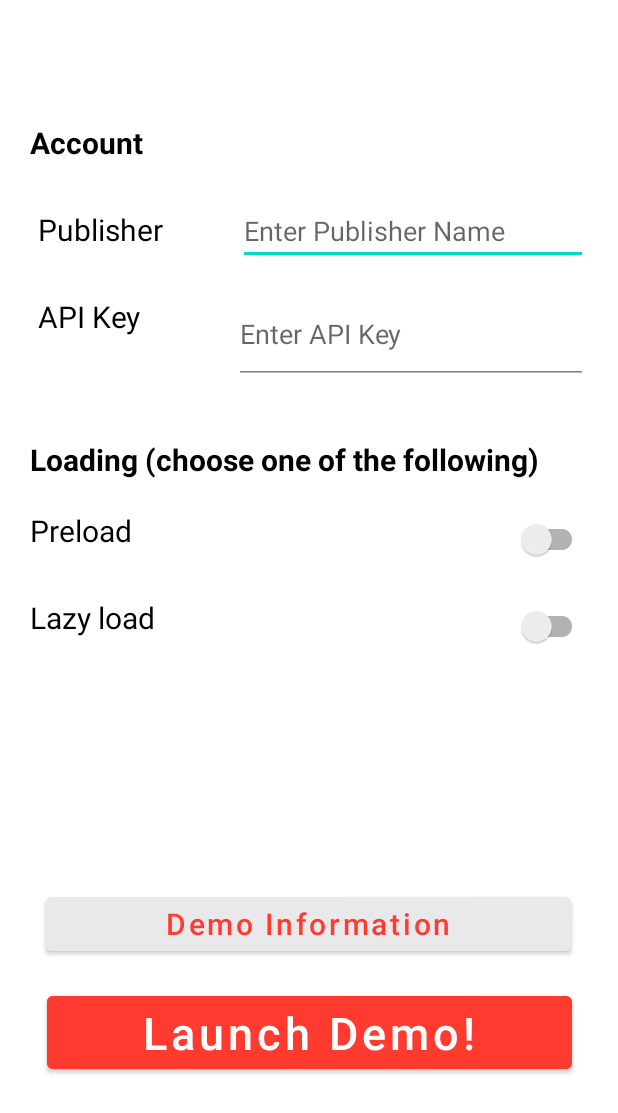
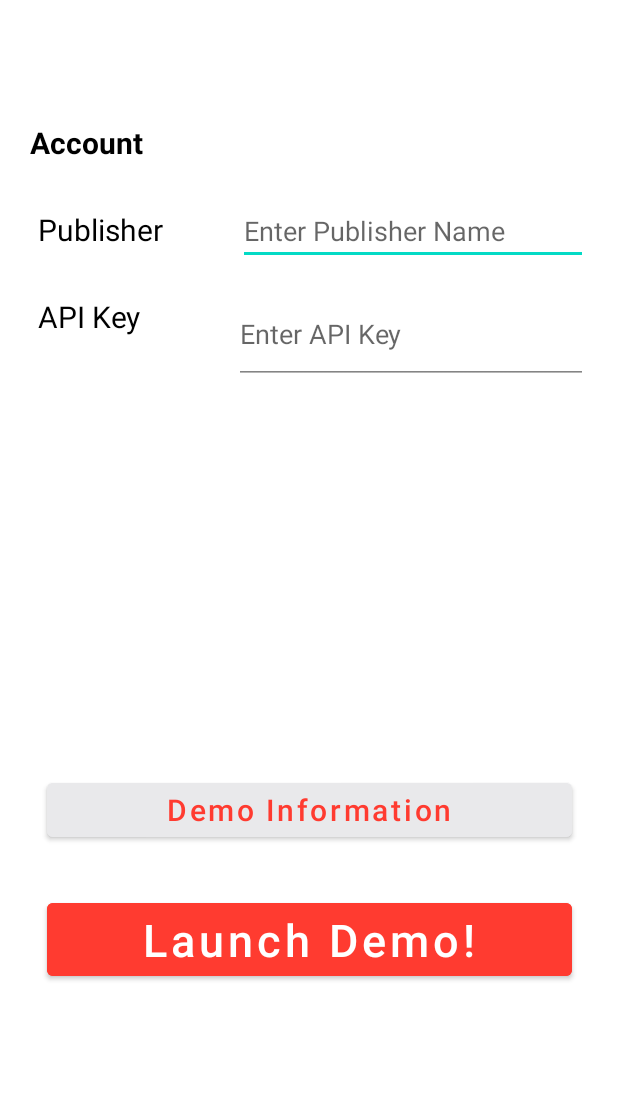
Before and after one commit to taboola/Android-HP4U-SDK-demo, an Android app: the layout fragment_settings_screen.xml on its own in the app's theme, with its tools: preview values and no code run, on a phone screen of 412 x 824 dp. Shown: the top 1113 px of the screen. Run offline under Robolectric (Android 15) with nearby library versions, the phone set to English and light mode, and no system bars.

Commit message:
feature/MOB-1069-Remove-LazyLoad: Removing choosing how HP4U loads options (UI)

```diff
--- a/app/src/main/res/layout/fragment_settings_screen.xml
+++ b/app/src/main/res/layout/fragment_settings_screen.xml
@@ -92,89 +92,6 @@
         </EditText>
     </LinearLayout>
 
-    <TextView
-        android:id="@+id/choose_setting_tv"
-        android:layout_width="match_parent"
-        android:layout_height="wrap_content"
-        android:text="Loading (choose one of the following)"
-        android:layout_marginStart="20dp"
-        android:textColor="?android:textColorPrimary"
-        android:textSize="20sp"
-        android:textStyle="bold"
-        app:layout_constraintBottom_toBottomOf="parent"
-        app:layout_constraintEnd_toEndOf="parent"
-        app:layout_constraintStart_toStartOf="parent"
-        app:layout_constraintTop_toBottomOf="@+id/api_key_layout"
-        app:layout_constraintVertical_bias="0.068">
-    </TextView>
-
-    <LinearLayout
-        android:id="@+id/preload_switch_layout"
-        android:layout_width="match_parent"
-        android:layout_height="wrap_content"
-        android:orientation="horizontal"
-        app:layout_constraintBottom_toBottomOf="parent"
-        app:layout_constraintEnd_toEndOf="parent"
-        app:layout_constraintHorizontal_bias="0.0"
-        app:layout_constraintStart_toStartOf="parent"
-        app:layout_constraintTop_toBottomOf="@+id/choose_setting_tv"
-        app:layout_constraintVertical_bias="0.044">
-
-        <TextView
-            android:id="@+id/preload_tv"
-            android:layout_width="wrap_content"
-            android:layout_height="wrap_content"
-            android:gravity="start"
-            android:layout_marginStart="20dp"
-            android:text="Preload"
-            android:textColor="?android:textColorPrimary"
-            android:textSize="20sp">
-        </TextView>
-
-        <androidx.appcompat.widget.SwitchCompat
-            android:id="@+id/preload_switch"
-            android:layout_width="match_parent"
-            android:layout_height="wrap_content"
-            android:gravity="end"
-            android:layout_marginEnd="20dp"
-            android:minHeight="48dp"
-            tools:viewBindingType="androidx.appcompat.widget.SwitchCompat">
-        </androidx.appcompat.widget.SwitchCompat>
-    </LinearLayout>
-
-    <LinearLayout
-        android:id="@+id/lazy_load_switch_layout"
-        android:layout_width="match_parent"
-        android:layout_height="wrap_content"
-        android:orientation="horizontal"
-        app:layout_constraintBottom_toBottomOf="parent"
-        app:layout_constraintEnd_toEndOf="parent"
-        app:layout_constraintHorizontal_bias="0.0"
-        app:layout_constraintStart_toStartOf="parent"
-        app:layout_constraintTop_toBottomOf="@+id/preload_switch_layout"
-        app:layout_constraintVertical_bias="0.026">
-
-        <TextView
-            android:layout_width="wrap_content"
-            android:layout_height="wrap_content"
-            android:gravity="start"
-            android:layout_marginStart="20dp"
-            android:text="Lazy load"
-            android:textColor="?android:textColorPrimary"
-            android:textSize="20sp">
-        </TextView>
-
-        <androidx.appcompat.widget.SwitchCompat
-            android:id="@+id/lazy_load_switch"
-            android:layout_width="match_parent"
-            android:layout_height="wrap_content"
-            android:gravity="end"
-            android:layout_marginEnd="20dp"
-            android:minHeight="48dp"
-            tools:viewBindingType="androidx.appcompat.widget.SwitchCompat">
-        </androidx.appcompat.widget.SwitchCompat>
-    </LinearLayout>
-
     <Button
         android:id="@+id/demo_information_btn"
         android:layout_width="350dp"
@@ -186,10 +103,8 @@
         android:textSize="20sp"
         app:layout_constraintBottom_toBottomOf="parent"
         app:layout_constraintEnd_toEndOf="parent"
-        app:layout_constraintHorizontal_bias="0.497"
         app:layout_constraintStart_toStartOf="parent"
-        app:layout_constraintTop_toBottomOf="@+id/lazy_load_switch_layout"
-        app:layout_constraintVertical_bias="0.442">
+        app:layout_constraintTop_toBottomOf="@+id/api_key_layout">
     </Button>
 
     <Button
@@ -203,9 +118,10 @@
         android:textSize="30sp"
         app:layout_constraintBottom_toBottomOf="parent"
         app:layout_constraintEnd_toEndOf="parent"
+        app:layout_constraintHorizontal_bias="0.508"
         app:layout_constraintStart_toStartOf="parent"
         app:layout_constraintTop_toBottomOf="@+id/demo_information_btn"
-        app:layout_constraintVertical_bias="0.144">
+        app:layout_constraintVertical_bias="0.161">
     </Button>
 
 
```
